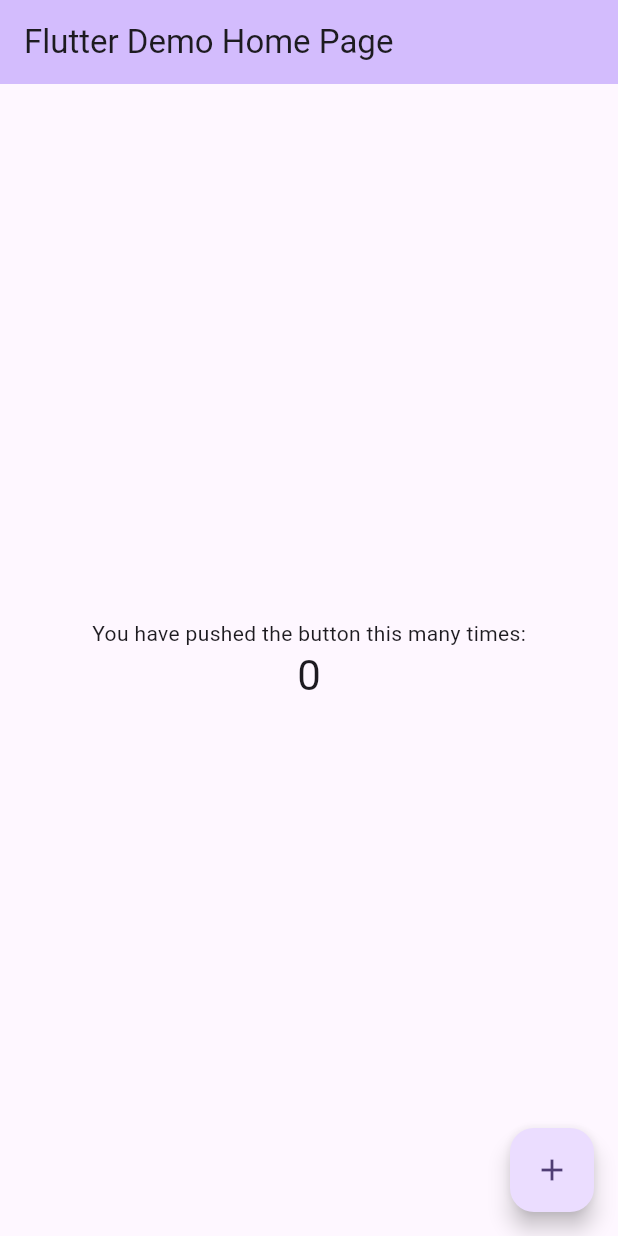
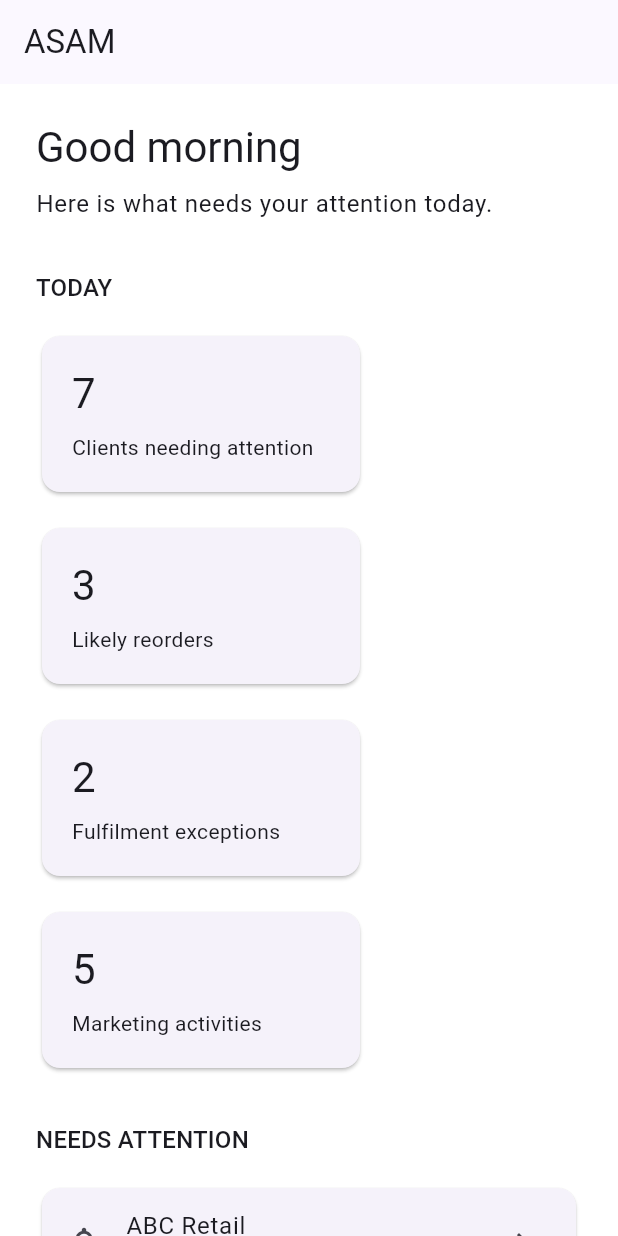
Before and after one commit to panashegwapedza/ASAM, a Flutter app: the screen it shows after launch, on a phone screen of 412 x 824 dp. Run offline on Flutter 3.47's test engine with Material 3 defaults, Android fonts, the phone set to English and light mode, and no system bars.

Commit message:
feat: build ASAM dashboard foundation

```diff
--- /dev/null
+++ b/lib/app/app.dart
@@ -0,0 +1,37 @@
+import 'package:flutter/material.dart';
+
+import 'theme/app_theme.dart';
+import '../features/dashboard/presentation/dashboard_page.dart';
+
+class AsamApp extends StatelessWidget {
+  const AsamApp({super.key});
+
+  @override
+  Widget build(BuildContext context) {
+    return MaterialApp(
+      title: 'ASAM',
+      debugShowCheckedModeBanner: false,
+      theme: AsamTheme.light,
+home: const DashboardPage(),
+    );
+  }
+}
+
+class AsamHomePage extends StatelessWidget {
+  const AsamHomePage({super.key});
+
+  @override
+  Widget build(BuildContext context) {
+    return Scaffold(
+      appBar: AppBar(
+        title: const Text('ASAM'),
+      ),
+      body: const Center(
+        child: Text(
+          'Automated Sales And Marketing',
+          style: TextStyle(fontSize: 20),
+        ),
+      ),
+    );
+  }
+}
--- /dev/null
+++ b/lib/app/theme/app_theme.dart
@@ -0,0 +1,18 @@
+import 'package:flutter/material.dart';
+
+class AsamTheme {
+  AsamTheme._();
+
+  static ThemeData get light {
+    return ThemeData(
+      useMaterial3: true,
+      colorScheme: ColorScheme.fromSeed(
+        seedColor: Colors.indigo,
+      ),
+      scaffoldBackgroundColor: Colors.white,
+      appBarTheme: const AppBarTheme(
+        centerTitle: false,
+      ),
+    );
+  }
+}
--- /dev/null
+++ b/lib/features/dashboard/presentation/dashboard_page.dart
@@ -0,0 +1,268 @@
+import 'package:flutter/material.dart';
+
+class DashboardPage extends StatelessWidget {
+  const DashboardPage({super.key});
+
+  @override
+  Widget build(BuildContext context) {
+    return Scaffold(
+      appBar: AppBar(
+        title: const Text('ASAM'),
+      ),
+      body: SafeArea(
+        child: SingleChildScrollView(
+          padding: const EdgeInsets.all(24),
+          child: Column(
+            crossAxisAlignment: CrossAxisAlignment.start,
+            children: [
+              Text(
+                'Good morning',
+                style: Theme.of(context).textTheme.headlineMedium,
+              ),
+              const SizedBox(height: 8),
+              Text(
+                'Here is what needs your attention today.',
+                style: Theme.of(context).textTheme.bodyLarge,
+              ),
+              const SizedBox(height: 32),
+
+              Text(
+                'TODAY',
+                style: Theme.of(context).textTheme.titleMedium,
+              ),
+              const SizedBox(height: 16),
+
+              Wrap(
+                spacing: 16,
+                runSpacing: 16,
+                children: const [
+                  _MetricCard(
+                    value: '7',
+                    label: 'Clients needing attention',
+                  ),
+                  _MetricCard(
+                    value: '3',
+                    label: 'Likely reorders',
+                  ),
+                  _MetricCard(
+                    value: '2',
+                    label: 'Fulfilment exceptions',
+                  ),
+                  _MetricCard(
+                    value: '5',
+                    label: 'Marketing activities',
+                  ),
+                ],
+              ),
+
+              const SizedBox(height: 32),
+
+              Text(
+                'NEEDS ATTENTION',
+                style: Theme.of(context).textTheme.titleMedium,
+              ),
+              const SizedBox(height: 16),
+
+              const _AttentionItem(
+                title: 'ABC Retail',
+                detail: 'Likely reorder in 3 days',
+              ),
+              const _AttentionItem(
+                title: 'XYZ Shop',
+                detail: 'Order fulfilled late',
+              ),
+              const _AttentionItem(
+                title: 'Delta Stores',
+                detail: 'Marketing follow-up due',
+              ),
+
+              const SizedBox(height: 32),
+
+              Text(
+                'MARKETING',
+                style: Theme.of(context).textTheme.titleMedium,
+              ),
+              const SizedBox(height: 16),
+
+              const _ProgressCard(
+                title: "Today's activities",
+                completed: 4,
+                total: 5,
+              ),
+
+              const SizedBox(height: 24),
+
+              Text(
+                'GOALS',
+                style: Theme.of(context).textTheme.titleMedium,
+              ),
+              const SizedBox(height: 16),
+
+              const _GoalCard(
+                title: 'Monthly sales',
+                progress: 0.68,
+              ),
+
+              const SizedBox(height: 32),
+
+              Text(
+                'CLIENT INTELLIGENCE',
+                style: Theme.of(context).textTheme.titleMedium,
+              ),
+              const SizedBox(height: 16),
+
+              const _IntelligenceCard(),
+            ],
+          ),
+        ),
+      ),
+    );
+  }
+}
+
+class _MetricCard extends StatelessWidget {
+  const _MetricCard({
+    required this.value,
+    required this.label,
+  });
+
+  final String value;
+  final String label;
+
+  @override
+  Widget build(BuildContext context) {
+    return SizedBox(
+      width: 220,
+      child: Card(
+        child: Padding(
+          padding: const EdgeInsets.all(20),
+          child: Column(
+            crossAxisAlignment: CrossAxisAlignment.start,
+            children: [
+              Text(
+                value,
+                style: Theme.of(context).textTheme.headlineMedium,
+              ),
+              const SizedBox(height: 8),
+              Text(label),
+            ],
+          ),
+        ),
+      ),
+    );
+  }
+}
+
+class _AttentionItem extends StatelessWidget {
+  const _AttentionItem({
+    required this.title,
+    required this.detail,
+  });
+
+  final String title;
+  final String detail;
+
+  @override
+  Widget build(BuildContext context) {
+    return Card(
+      child: ListTile(
+        leading: const Icon(Icons.notifications_outlined),
+        title: Text(title),
+        subtitle: Text(detail),
+        trailing: const Icon(Icons.chevron_right),
+      ),
+    );
+  }
+}
+
+class _ProgressCard extends StatelessWidget {
+  const _ProgressCard({
+    required this.title,
+    required this.completed,
+    required this.total,
+  });
+
+  final String title;
+  final int completed;
+  final int total;
+
+  @override
+  Widget build(BuildContext context) {
+    final progress = completed / total;
+
+    return Card(
+      child: Padding(
+        padding: const EdgeInsets.all(20),
+        child: Column(
+          crossAxisAlignment: CrossAxisAlignment.start,
+          children: [
+            Text(title),
+            const SizedBox(height: 12),
+            LinearProgressIndicator(value: progress),
+            const SizedBox(height: 8),
+            Text('$completed of $total completed'),
+          ],
+        ),
+      ),
+    );
+  }
+}
+
+class _GoalCard extends StatelessWidget {
+  const _GoalCard({
+    required this.title,
+    required this.progress,
+  });
+
+  final String title;
+  final double progress;
+
+  @override
+  Widget build(BuildContext context) {
+    return Card(
+      child: Padding(
+        padding: const EdgeInsets.all(20),
+        child: Column(
+          crossAxisAlignment: CrossAxisAlignment.start,
+          children: [
+            Text(title),
+            const SizedBox(height: 12),
+            LinearProgressIndicator(value: progress),
+            const SizedBox(height: 8),
+            Text('${(progress * 100).round()}%'),
+          ],
+        ),
+      ),
+    );
+  }
+}
+
+class _IntelligenceCard extends StatelessWidget {
+  const _IntelligenceCard();
+
+  @override
+  Widget build(BuildContext context) {
+    return Card(
+      child: Padding(
+        padding: const EdgeInsets.all(20),
+        child: Column(
+          crossAxisAlignment: CrossAxisAlignment.start,
+          children: [
+            Text(
+              'ABC Retail',
+              style: Theme.of(context).textTheme.titleLarge,
+            ),
+            const SizedBox(height: 8),
+            const Text(
+              'Likely to reorder Product A soon.',
+            ),
+            const SizedBox(height: 8),
+            const Text(
+              'Estimated remaining stock: 12 units',
+            ),
+          ],
+        ),
+      ),
+    );
+  }
+}
--- a/lib/main.dart
+++ b/lib/main.dart
@@ -1,122 +1,7 @@
 import 'package:flutter/material.dart';
 
+import 'app/app.dart';
+
 void main() {
-  runApp(const MyApp());
+  runApp(const AsamApp());
 }
-
-class MyApp extends StatelessWidget {
-  const MyApp({super.key});
-
-  // This widget is the root of your application.
-  @override
-  Widget build(BuildContext context) {
-    return MaterialApp(
-      title: 'Flutter Demo',
-      theme: ThemeData(
-        // This is the theme of your application.
-        //
-        // TRY THIS: Try running your application with "flutter run". You'll see
-        // the application has a purple toolbar. Then, without quitting the app,
-        // try changing the seedColor in the colorScheme below to Colors.green
-        // and then invoke "hot reload" (save your changes or press the "hot
-        // reload" button in a Flutter-supported IDE, or press "r" if you used
-        // the command line to start the app).
-        //
-        // Notice that the counter didn't reset back to zero; the application
-        // state is not lost during the reload. To reset the state, use hot
-        // restart instead.
-        //
-        // This works for code too, not just values: Most code changes can be
-        // tested with just a hot reload.
-        colorScheme: ColorScheme.fromSeed(seedColor: Colors.deepPurple),
-      ),
-      home: const MyHomePage(title: 'Flutter Demo Home Page'),
-    );
-  }
-}
-
-class MyHomePage extends StatefulWidget {
-  const MyHomePage({super.key, required this.title});
-
-  // This widget is the home page of your application. It is stateful, meaning
-  // that it has a State object (defined below) that contains fields that affect
-  // how it looks.
-
-  // This class is the configuration for the state. It holds the values (in this
-  // case the title) provided by the parent (in this case the App widget) and
-  // used by the build method of the State. Fields in a Widget subclass are
-  // always marked "final".
-
-  final String title;
-
-  @override
-  State<MyHomePage> createState() => _MyHomePageState();
-}
-
-class _MyHomePageState extends State<MyHomePage> {
-  int _counter = 0;
-
-  void _incrementCounter() {
-    setState(() {
-      // This call to setState tells the Flutter framework that something has
-      // changed in this State, which causes it to rerun the build method below
-      // so that the display can reflect the updated values. If we changed
-      // _counter without calling setState(), then the build method would not be
-      // called again, and so nothing would appear to happen.
-      _counter++;
-    });
-  }
-
-  @override
-  Widget build(BuildContext context) {
-    // This method is rerun every time setState is called, for instance as done
-    // by the _incrementCounter method above.
-    //
-    // The Flutter framework has been optimized to make rerunning build methods
-    // fast, so that you can just rebuild anything that needs updating rather
-    // than having to individually change instances of widgets.
-    return Scaffold(
-      appBar: AppBar(
-        // TRY THIS: Try changing the color here to a specific color (to
-        // Colors.amber, perhaps?) and trigger a hot reload to see the AppBar
-        // change color while the other colors stay the same.
-        backgroundColor: Theme.of(context).colorScheme.inversePrimary,
-        // Here we take the value from the MyHomePage object that was created by
-        // the App.build method, and use it to set our appbar title.
-        title: Text(widget.title),
-      ),
-      body: Center(
-        // Center is a layout widget. It takes a single child and positions it
-        // in the middle of the parent.
-        child: Column(
-          // Column is also a layout widget. It takes a list of children and
-          // arranges them vertically. By default, it sizes itself to fit its
-          // children horizontally, and tries to be as tall as its parent.
-          //
-          // Column has various properties to control how it sizes itself and
-          // how it positions its children. Here we use mainAxisAlignment to
-          // center the children vertically; the main axis here is the vertical
-          // axis because Columns are vertical (the cross axis would be
-          // horizontal).
-          //
-          // TRY THIS: Invoke "debug painting" (choose the "Toggle Debug Paint"
-          // action in the IDE, or press "p" in the console), to see the
-          // wireframe for each widget.
-          mainAxisAlignment: MainAxisAlignment.center,
-          children: <Widget>[
-            const Text('You have pushed the button this many times:'),
-            Text(
-              '$_counter',
-              style: Theme.of(context).textTheme.headlineMedium,
-            ),
-          ],
-        ),
-      ),
-      floatingActionButton: FloatingActionButton(
-        onPressed: _incrementCounter,
-        tooltip: 'Increment',
-        child: const Icon(Icons.add),
-      ), // This trailing comma makes auto-formatting nicer for build methods.
-    );
-  }
-}
```
Also changed, not shown: 1 other file.
